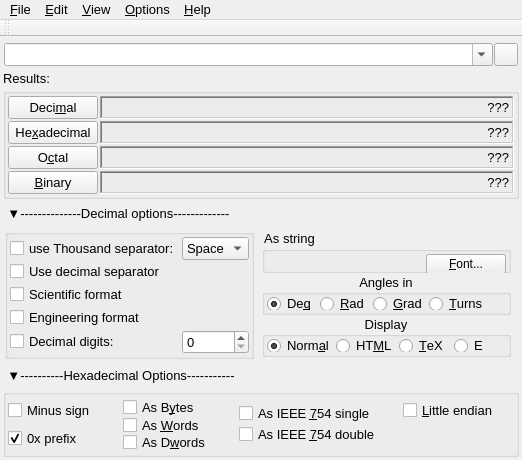
Before: the Qt Designer form FalconCalcQt/FalconCalcQt.ui in solyoma/FalconCalc, drawn with Qt 5.
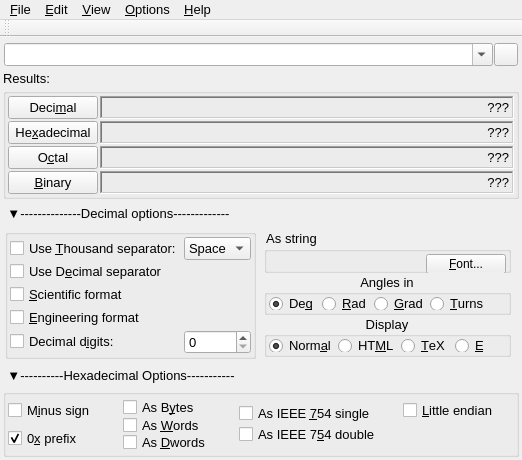
After: the same form once the commit is applied. Icons and pictures are not drawn.

What changed in the file:
```diff
--- a/FalconCalcQt/FalconCalcQt.ui
+++ b/FalconCalcQt/FalconCalcQt.ui
@@ -68,22 +68,6 @@
       </property>
      </spacer>
     </item>
-    <item row="1" column="0">
-     <widget class="QLabel" name="lblResults">
-      <property name="sizePolicy">
-       <sizepolicy hsizetype="Preferred" vsizetype="Fixed">
-        <horstretch>0</horstretch>
-        <verstretch>0</verstretch>
-       </sizepolicy>
-      </property>
-      <property name="styleSheet">
-       <string notr="true">border:0;margin:0</string>
-      </property>
-      <property name="text">
-       <string>Results:</string>
-      </property>
-     </widget>
-    </item>
     <item row="3" column="0">
      <widget class="QPushButton" name="btnOpenCloseDecOptions">
       <property name="sizePolicy">
@@ -201,35 +185,35 @@
           <item row="4" column="0">
            <widget class="QCheckBox" name="chkSci">
             <property name="text">
-             <string>Scientific format</string>
+             <string>&amp;Scientific format</string>
             </property>
            </widget>
           </item>
           <item row="8" column="0">
            <widget class="QCheckBox" name="chkDecDigits">
             <property name="text">
-             <string>Decimal digits:</string>
+             <string>Decimal d&amp;igits:</string>
             </property>
            </widget>
           </item>
           <item row="0" column="0">
            <widget class="QCheckBox" name="chkThousandSep">
             <property name="text">
-             <string>use Thousand separator:</string>
+             <string>Use &amp;Thousand separator:</string>
             </property>
            </widget>
           </item>
           <item row="1" column="0" rowspan="3">
            <widget class="QCheckBox" name="chkDecDelim">
             <property name="text">
-             <string>Use decimal separator</string>
+             <string>Use D&amp;ecimal separator</string>
             </property>
            </widget>
           </item>
           <item row="5" column="0" rowspan="3">
            <widget class="QCheckBox" name="chkEng">
             <property name="text">
-             <string>Engineering format</string>
+             <string>&amp;Engineering format</string>
             </property>
            </widget>
           </item>
@@ -512,7 +496,7 @@
              <item>
               <widget class="QRadioButton" name="rbNone">
                <property name="text">
-                <string>E</string>
+                <string>&amp;E</string>
                </property>
               </widget>
              </item>
@@ -599,7 +583,7 @@
           <item>
            <widget class="QCheckBox" name="chkDWords">
             <property name="text">
-             <string>As D&amp;words</string>
+             <string>As &amp;Dwords</string>
             </property>
             <property name="autoExclusive">
              <bool>false</bool>
@@ -612,7 +596,7 @@
        <item row="1" column="0">
         <widget class="QCheckBox" name="chkHexPrefix">
          <property name="text">
-          <string>0x prefix</string>
+          <string>0&amp;x prefix</string>
          </property>
          <property name="checked">
           <bool>true</bool>
@@ -622,7 +606,7 @@
        <item row="0" column="0">
         <widget class="QCheckBox" name="chkMinus">
          <property name="text">
-          <string>Minus sign</string>
+          <string>M&amp;inus sign</string>
          </property>
         </widget>
        </item>
@@ -648,7 +632,7 @@
            </rect>
           </property>
           <property name="text">
-           <string>As IEEE &amp;754 double</string>
+           <string>As IEEE 7&amp;54 double</string>
           </property>
           <property name="autoExclusive">
            <bool>false</bool>
@@ -989,6 +973,22 @@
       </layout>
      </widget>
     </item>
+    <item row="1" column="0" colspan="2">
+     <widget class="QLabel" name="lblResults">
+      <property name="sizePolicy">
+       <sizepolicy hsizetype="Preferred" vsizetype="Fixed">
+        <horstretch>0</horstretch>
+        <verstretch>0</verstretch>
+       </sizepolicy>
+      </property>
+      <property name="styleSheet">
+       <string notr="true">border:0;margin:0</string>
+      </property>
+      <property name="text">
+       <string>Results:</string>
+      </property>
+     </widget>
+    </item>
    </layout>
   </widget>
   <widget class="QMenuBar" name="menuBar">
```
Left out of the diff: 40 changed lines with no effect on the pictures.
